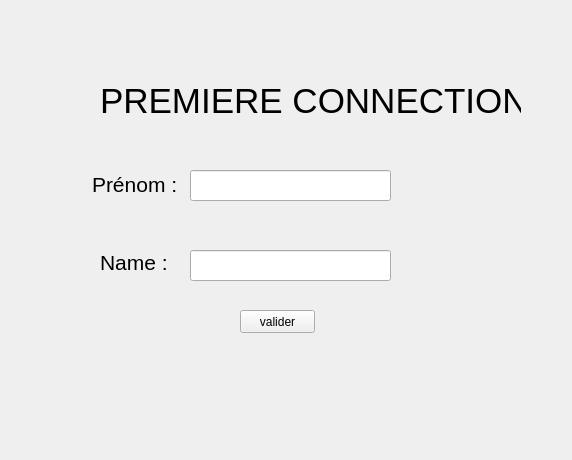
The window that interface/first_connection.ui (ENSG-POO-2024/projetPokemon) describes before a commit, drawn with Qt 5.
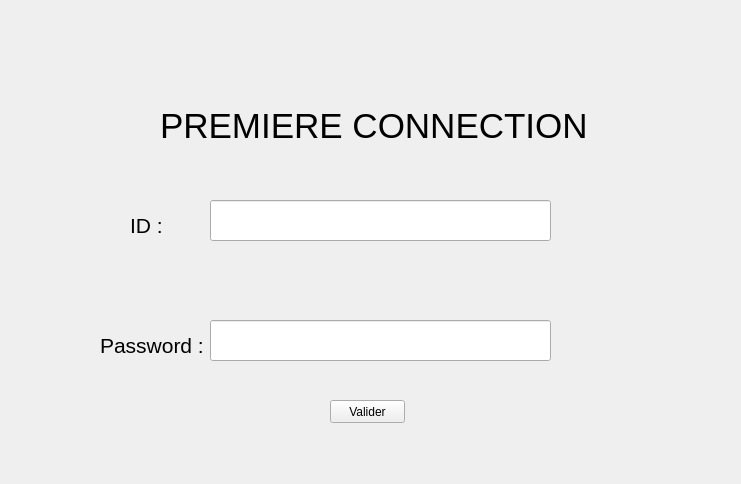
The same window after the commit.

The edit to the form file:
```diff
--- a/interface/first_connection.ui
+++ b/interface/first_connection.ui
@@ -6,8 +6,8 @@
    <rect>
     <x>0</x>
     <y>0</y>
-    <width>572</width>
-    <height>460</height>
+    <width>741</width>
+    <height>484</height>
    </rect>
   </property>
   <property name="windowTitle">
@@ -16,10 +16,10 @@
   <widget class="QLabel" name="labelTitre_2">
    <property name="geometry">
     <rect>
-     <x>100</x>
-     <y>70</y>
-     <width>421</width>
-     <height>61</height>
+     <x>160</x>
+     <y>50</y>
+     <width>561</width>
+     <height>151</height>
     </rect>
    </property>
    <property name="font">
@@ -31,13 +31,13 @@
     <string>PREMIERE CONNECTION</string>
    </property>
   </widget>
-  <widget class="QLineEdit" name="lineEditNom_2">
+  <widget class="QLabel" name="labelID">
    <property name="geometry">
     <rect>
-     <x>190</x>
-     <y>250</y>
-     <width>201</width>
-     <height>31</height>
+     <x>130</x>
+     <y>200</y>
+     <width>151</width>
+     <height>51</height>
     </rect>
    </property>
    <property name="font">
@@ -46,64 +46,16 @@
     </font>
    </property>
    <property name="text">
-    <string/>
+    <string>ID :</string>
    </property>
   </widget>
-  <widget class="QLineEdit" name="lineEditPrenom_2">
-   <property name="geometry">
-    <rect>
-     <x>190</x>
-     <y>170</y>
-     <width>201</width>
-     <height>31</height>
-    </rect>
-   </property>
-   <property name="font">
-    <font>
-     <pointsize>16</pointsize>
-    </font>
-   </property>
-   <property name="text">
-    <string/>
-   </property>
-  </widget>
-  <widget class="QLabel" name="labelPrenom_2">
-   <property name="geometry">
-    <rect>
-     <x>92</x>
-     <y>172</y>
-     <width>86</width>
-     <height>25</height>
-    </rect>
-   </property>
-   <property name="font">
-    <font>
-     <pointsize>16</pointsize>
-    </font>
-   </property>
-   <property name="text">
-    <string>Prénom :</string>
-   </property>
-   <property name="textFormat">
-    <enum>Qt::AutoText</enum>
-   </property>
-   <property name="scaledContents">
-    <bool>false</bool>
-   </property>
-   <property name="alignment">
-    <set>Qt::AlignLeading|Qt::AlignLeft|Qt::AlignVCenter</set>
-   </property>
-   <property name="textInteractionFlags">
-    <set>Qt::LinksAccessibleByMouse|Qt::TextEditable|Qt::TextEditorInteraction|Qt::TextSelectableByKeyboard|Qt::TextSelectableByMouse</set>
-   </property>
-  </widget>
-  <widget class="QLabel" name="labelNom_2">
+  <widget class="QLabel" name="labelPassword">
    <property name="geometry">
     <rect>
      <x>100</x>
-     <y>250</y>
-     <width>86</width>
-     <height>25</height>
+     <y>320</y>
+     <width>151</width>
+     <height>51</height>
     </rect>
    </property>
    <property name="font">
@@ -112,32 +64,53 @@
     </font>
    </property>
    <property name="text">
-    <string>Name :</string>
+    <string>Password :</string>
    </property>
-   <property name="textFormat">
-    <enum>Qt::AutoText</enum>
+  </widget>
+  <widget class="QLineEdit" name="lineEditID">
+   <property name="geometry">
+    <rect>
+     <x>210</x>
+     <y>200</y>
+     <width>341</width>
+     <height>41</height>
+    </rect>
    </property>
-   <property name="scaledContents">
-    <bool>false</bool>
+   <property name="font">
+    <font>
+     <pointsize>16</pointsize>
+    </font>
    </property>
-   <property name="alignment">
-    <set>Qt::AlignLeading|Qt::AlignLeft|Qt::AlignVCenter</set>
+  </widget>
+  <widget class="QLineEdit" name="lineEditPassword">
+   <property name="geometry">
+    <rect>
+     <x>210</x>
+     <y>320</y>
+     <width>341</width>
+     <height>41</height>
+    </rect>
    </property>
-   <property name="textInteractionFlags">
-    <set>Qt::LinksAccessibleByMouse|Qt::TextEditable|Qt::TextEditorInteraction|Qt::TextSelectableByKeyboard|Qt::TextSelectableByMouse</set>
+   <property name="font">
+    <font>
+     <pointsize>16</pointsize>
+    </font>
+   </property>
+   <property name="echoMode">
+    <enum>QLineEdit::Password</enum>
    </property>
   </widget>
   <widget class="QPushButton" name="pushButton">
    <property name="geometry">
     <rect>
-     <x>240</x>
-     <y>310</y>
+     <x>330</x>
+     <y>400</y>
      <width>75</width>
      <height>23</height>
     </rect>
    </property>
    <property name="text">
-    <string>valider</string>
+    <string>Valider</string>
    </property>
   </widget>
  </widget>
```
Left out of the diff: 2 changed lines with no effect on the pictures.
